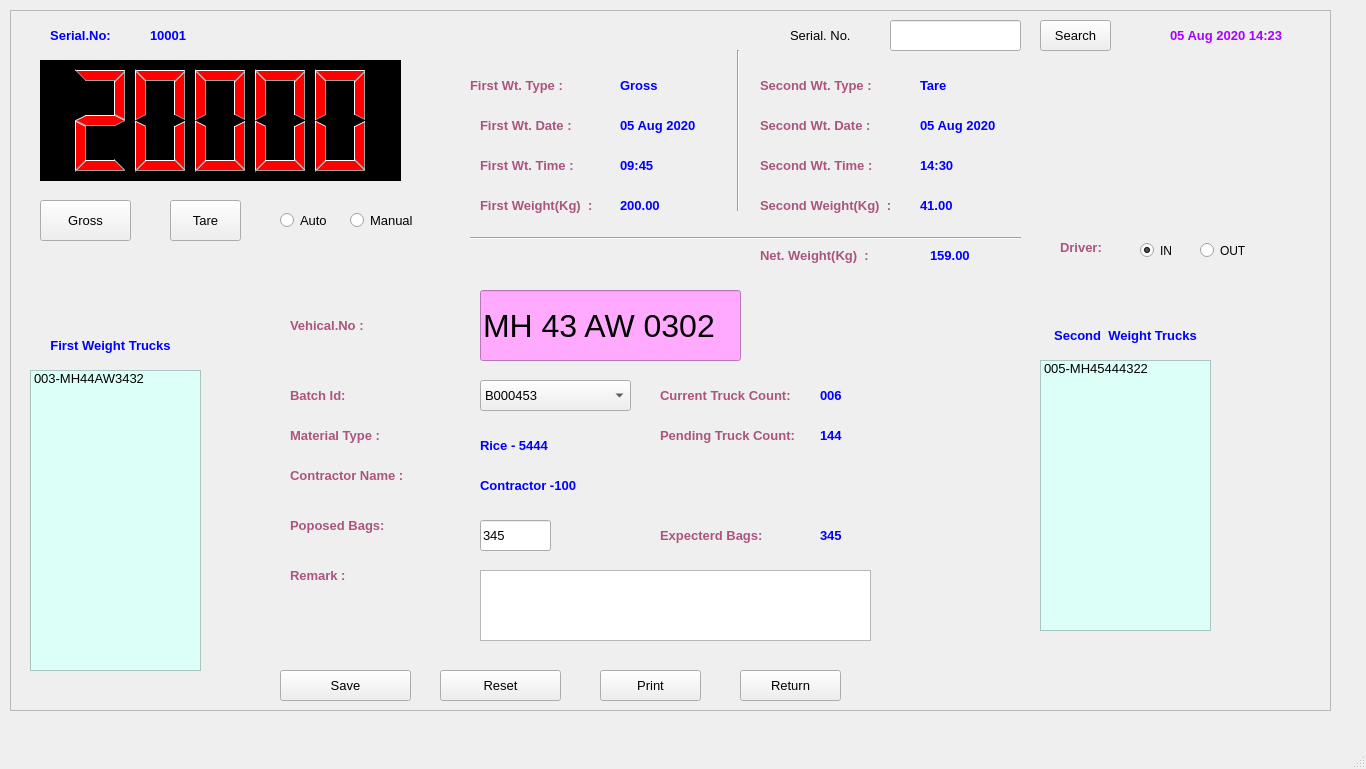
Before: the Qt Designer form FCI/ui/fci_03_weighing.ui in sanjaymanegit/testRepo, drawn with Qt 5.
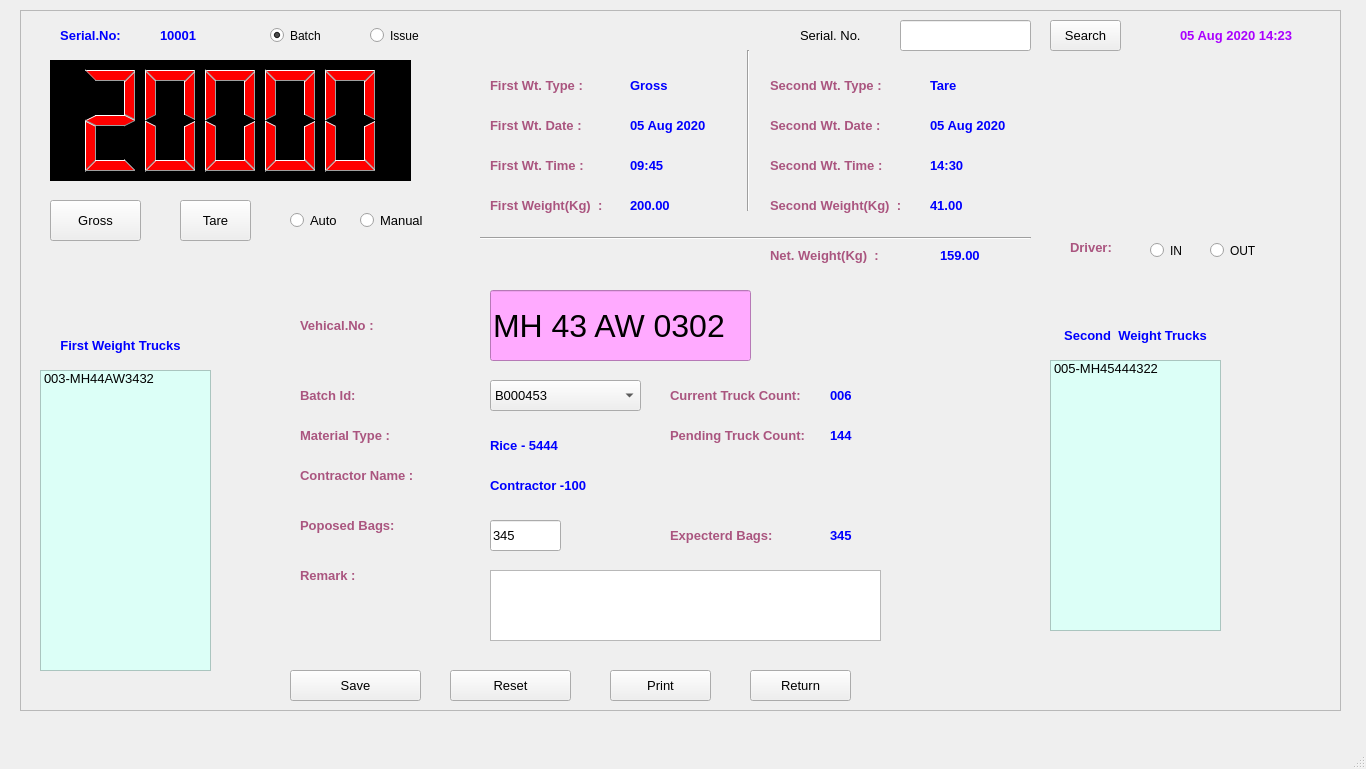
After: the same form once the commit is applied.

```diff
--- a/FCI/ui/fci_03_weighing.ui
+++ b/FCI/ui/fci_03_weighing.ui
@@ -23,7 +23,7 @@
    <widget class="QFrame" name="frame">
     <property name="geometry">
      <rect>
-      <x>10</x>
+      <x>20</x>
       <y>10</y>
       <width>1321</width>
       <height>701</height>
@@ -46,7 +46,7 @@
      </property>
      <property name="font">
       <font>
-       <family>MS Sans Serif</family>
+       <family>MS Shell Dlg 2</family>
        <pointsize>10</pointsize>
       </font>
      </property>
@@ -65,7 +65,7 @@
      </property>
      <property name="font">
       <font>
-       <family>MS Sans Serif</family>
+       <family>MS Shell Dlg 2</family>
        <pointsize>10</pointsize>
       </font>
      </property>
@@ -81,7 +81,7 @@
      </property>
      <property name="font">
       <font>
-       <family>MS Sans Serif</family>
+       <family>MS Shell Dlg 2</family>
        <pointsize>10</pointsize>
       </font>
      </property>
@@ -100,7 +100,7 @@
      </property>
      <property name="font">
       <font>
-       <family>MS Sans Serif</family>
+       <family>MS Shell Dlg 2</family>
        <pointsize>10</pointsize>
       </font>
      </property>
@@ -119,7 +119,7 @@
      </property>
      <property name="font">
       <font>
-       <family>MS Sans Serif</family>
+       <family>MS Shell Dlg 2</family>
        <pointsize>10</pointsize>
       </font>
      </property>
@@ -138,7 +138,7 @@
      </property>
      <property name="font">
       <font>
-       <family>MS Sans Serif</family>
+       <family>MS Shell Dlg 2</family>
        <pointsize>10</pointsize>
        <weight>75</weight>
        <bold>true</bold>
@@ -166,7 +166,7 @@
      </property>
      <property name="font">
       <font>
-       <family>MS Sans Serif</family>
+       <family>MS Shell Dlg 2</family>
        <pointsize>10</pointsize>
        <weight>75</weight>
        <bold>true</bold>
@@ -194,7 +194,7 @@
      </property>
      <property name="font">
       <font>
-       <family>MS Sans Serif</family>
+       <family>MS Shell Dlg 2</family>
        <pointsize>10</pointsize>
       </font>
      </property>
@@ -241,7 +241,7 @@
      </property>
      <property name="font">
       <font>
-       <family>MS Sans Serif</family>
+       <family>MS Shell Dlg 2</family>
        <pointsize>10</pointsize>
       </font>
      </property>
@@ -452,7 +452,7 @@
      </property>
      <property name="font">
       <font>
-       <family>MS Sans Serif</family>
+       <family>MS Shell Dlg 2</family>
        <pointsize>10</pointsize>
        <weight>75</weight>
        <bold>true</bold>
@@ -480,7 +480,7 @@
      </property>
      <property name="font">
       <font>
-       <family>MS Sans Serif</family>
+       <family>MS Shell Dlg 2</family>
        <pointsize>10</pointsize>
        <weight>75</weight>
        <bold>true</bold>
@@ -640,7 +640,7 @@
     <widget class="QLabel" name="label_25">
      <property name="geometry">
       <rect>
-       <x>460</x>
+       <x>470</x>
        <y>60</y>
        <width>111</width>
        <height>31</height>
@@ -648,7 +648,7 @@
      </property>
      <property name="font">
       <font>
-       <family>MS Sans Serif</family>
+       <family>MS Shell Dlg 2</family>
        <pointsize>10</pointsize>
        <weight>75</weight>
        <bold>true</bold>
@@ -676,7 +676,7 @@
      </property>
      <property name="font">
       <font>
-       <family>MS Sans Serif</family>
+       <family>MS Shell Dlg 2</family>
        <pointsize>10</pointsize>
        <weight>75</weight>
        <bold>true</bold>
@@ -704,7 +704,7 @@
      </property>
      <property name="font">
       <font>
-       <family>MS Sans Serif</family>
+       <family>MS Shell Dlg 2</family>
        <pointsize>10</pointsize>
        <weight>75</weight>
        <bold>true</bold>
@@ -732,7 +732,7 @@
      </property>
      <property name="font">
       <font>
-       <family>MS Sans Serif</family>
+       <family>MS Shell Dlg 2</family>
        <pointsize>10</pointsize>
        <weight>75</weight>
        <bold>true</bold>
@@ -773,7 +773,7 @@
      </property>
      <property name="font">
       <font>
-       <family>MS Sans Serif</family>
+       <family>MS Shell Dlg 2</family>
        <pointsize>10</pointsize>
        <weight>75</weight>
        <bold>true</bold>
@@ -801,7 +801,7 @@
      </property>
      <property name="font">
       <font>
-       <family>MS Sans Serif</family>
+       <family>MS Shell Dlg 2</family>
        <pointsize>10</pointsize>
        <weight>75</weight>
        <bold>true</bold>
@@ -829,7 +829,7 @@
      </property>
      <property name="font">
       <font>
-       <family>MS Sans Serif</family>
+       <family>MS Shell Dlg 2</family>
        <pointsize>10</pointsize>
        <weight>75</weight>
        <bold>true</bold>
@@ -857,7 +857,7 @@
      </property>
      <property name="font">
       <font>
-       <family>MS Sans Serif</family>
+       <family>MS Shell Dlg 2</family>
        <pointsize>10</pointsize>
        <weight>75</weight>
        <bold>true</bold>
@@ -885,7 +885,7 @@
      </property>
      <property name="font">
       <font>
-       <family>MS Sans Serif</family>
+       <family>MS Shell Dlg 2</family>
        <pointsize>10</pointsize>
        <weight>75</weight>
        <bold>true</bold>
@@ -913,7 +913,7 @@
      </property>
      <property name="font">
       <font>
-       <family>MS Sans Serif</family>
+       <family>MS Shell Dlg 2</family>
        <pointsize>10</pointsize>
        <weight>75</weight>
        <bold>true</bold>
@@ -941,7 +941,7 @@
      </property>
      <property name="font">
       <font>
-       <family>MS Sans Serif</family>
+       <family>MS Shell Dlg 2</family>
        <pointsize>10</pointsize>
        <weight>75</weight>
        <bold>true</bold>
@@ -969,7 +969,7 @@
      </property>
      <property name="font">
       <font>
-       <family>MS Sans Serif</family>
+       <family>MS Shell Dlg 2</family>
        <pointsize>10</pointsize>
        <weight>75</weight>
        <bold>true</bold>
@@ -997,7 +997,7 @@
      </property>
      <property name="font">
       <font>
-       <family>MS Sans Serif</family>
+       <family>MS Shell Dlg 2</family>
        <pointsize>10</pointsize>
        <weight>75</weight>
        <bold>true</bold>
@@ -1025,7 +1025,7 @@
      </property>
      <property name="font">
       <font>
-       <family>MS Sans Serif</family>
+       <family>MS Shell Dlg 2</family>
        <pointsize>10</pointsize>
        <weight>75</weight>
        <bold>true</bold>
@@ -1053,7 +1053,7 @@
      </property>
      <property name="font">
       <font>
-       <family>MS Sans Serif</family>
+       <family>MS Shell Dlg 2</family>
        <pointsize>10</pointsize>
        <weight>75</weight>
        <bold>true</bold>
@@ -1081,7 +1081,7 @@
      </property>
      <property name="font">
       <font>
-       <family>MS Sans Serif</family>
+       <family>MS Shell Dlg 2</family>
        <pointsize>10</pointsize>
        <weight>75</weight>
        <bold>true</bold>
@@ -1282,7 +1282,7 @@
      </property>
      <property name="font">
       <font>
-       <family>MS Sans Serif</family>
+       <family>MS Shell Dlg 2</family>
        <pointsize>10</pointsize>
        <weight>75</weight>
        <bold>true</bold>
@@ -1310,7 +1310,7 @@
      </property>
      <property name="font">
       <font>
-       <family>MS Sans Serif</family>
+       <family>MS Shell Dlg 2</family>
        <pointsize>10</pointsize>
        <weight>75</weight>
        <bold>true</bold>
@@ -1594,7 +1594,7 @@
       <string>IN</string>
      </property>
      <property name="checked">
-      <bool>true</bool>
+      <bool>false</bool>
      </property>
     </widget>
     <widget class="QRadioButton" name="radioButton_4">
@@ -1610,6 +1610,35 @@
       <string>OUT</string>
      </property>
     </widget>
+    <widget class="QRadioButton" name="radioButton_5">
+     <property name="geometry">
+      <rect>
+       <x>250</x>
+       <y>10</y>
+       <width>82</width>
+       <height>31</height>
+      </rect>
+     </property>
+     <property name="text">
+      <string>Batch </string>
+     </property>
+     <property name="checked">
+      <bool>true</bool>
+     </property>
+    </widget>
+    <widget class="QRadioButton" name="radioButton_6">
+     <property name="geometry">
+      <rect>
+       <x>350</x>
+       <y>10</y>
+       <width>82</width>
+       <height>31</height>
+      </rect>
+     </property>
+     <property name="text">
+      <string>Issue</string>
+     </property>
+    </widget>
    </widget>
   </widget>
   <widget class="QMenuBar" name="menubar">
```
